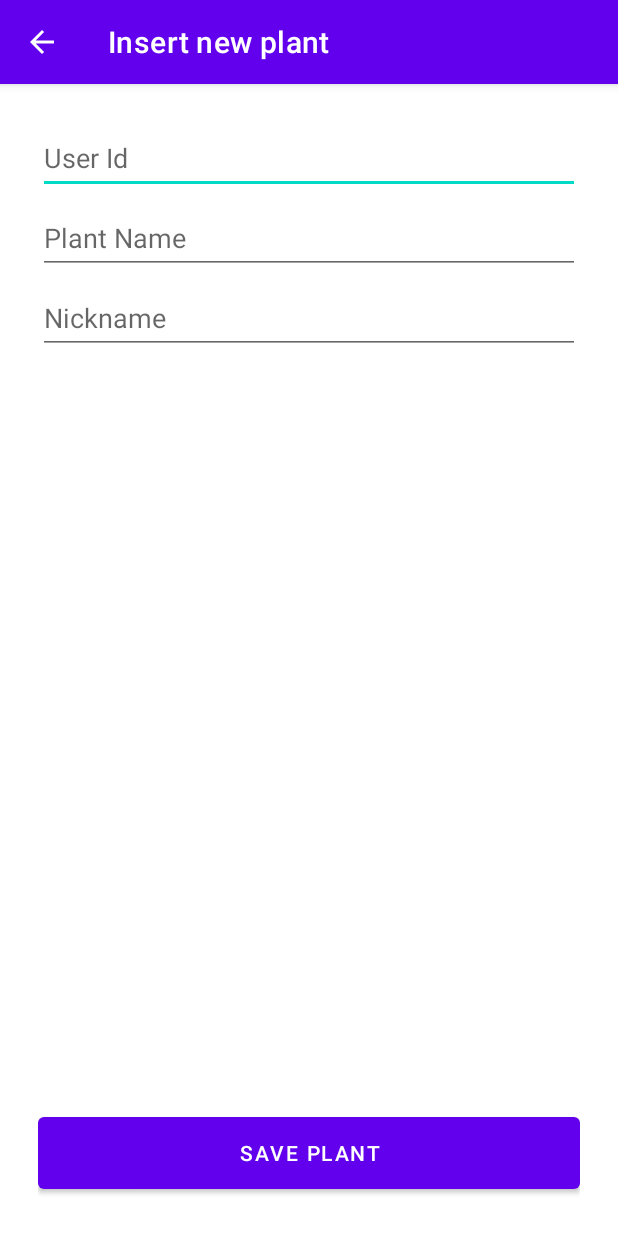
After one commit to idoFassberg/GreenGuardian, an Android app: the AddUserPlantForm screen opened directly, with no data from a screen before it, on a phone screen of 412 x 824 dp. The commit adds this screen. Shown: the top 1233 px of the screen. Run offline under Robolectric (Android 15) with nearby library versions, the phone set to English and light mode, and no system bars.

Commit message:
Init User plant screen
Change in retrofit->RetrofitService to your ip address

```diff
--- /dev/null
+++ b/clientApp/app/src/main/java/com/mta/clientapplication/AddUserPlantForm.java
@@ -0,0 +1,64 @@
+package com.mta.clientapplication;
+
+import androidx.appcompat.app.AppCompatActivity;
+
+import android.os.Bundle;
+import android.widget.Toast;
+
+import com.google.android.material.button.MaterialButton;
+import com.google.android.material.textfield.TextInputEditText;
+import com.mta.clientapplication.model.UserPlant;
+import com.mta.clientapplication.retrofit.RetrofitService;
+import com.mta.clientapplication.retrofit.UserPlantApi;
+
+import java.util.logging.Level;
+import java.util.logging.Logger;
+
+import retrofit2.Call;
+import retrofit2.Callback;
+import retrofit2.Response;
+
+public class AddUserPlantForm extends AppCompatActivity {
+
+    @Override
+    protected void onCreate(Bundle savedInstanceState) {
+        super.onCreate(savedInstanceState);
+        setContentView(R.layout.form_add_user_plant);
+        initializeComponents();
+    }
+
+    private void initializeComponents(){
+        TextInputEditText inputEditUserId = findViewById(R.id.form_textFieldUserId);
+        TextInputEditText inputEditPlantName = findViewById(R.id.form_textFieldPlantName);
+        TextInputEditText inputEditNickName = findViewById(R.id.form_textFieldNickName);
+        MaterialButton buttonSaveUserPlant = findViewById(R.id.form_buttonSaveUserPlant);
+
+        RetrofitService retrofitService = new RetrofitService();
+        UserPlantApi userPlantApi = retrofitService.getRetrofit().create(UserPlantApi.class);
+
+        buttonSaveUserPlant.setOnClickListener(view -> {
+            String userId = String.valueOf(inputEditUserId.getText());
+            String plantName = String.valueOf(inputEditPlantName.getText());
+            String nickName = String.valueOf(inputEditNickName.getText());
+
+            UserPlant userPlant = new UserPlant();
+            userPlant.setUserId(Integer.parseInt(userId)); //check for errors
+            userPlant.setPlantName(plantName);
+            userPlant.setNickName(nickName);
+
+            userPlantApi.saveUserPlant(userPlant)
+                    .enqueue(new Callback<UserPlant>() {
+                        @Override
+                        public void onResponse(Call<UserPlant> call, Response<UserPlant> response) {
+                            Toast.makeText(AddUserPlantForm.this, "Save successful", Toast.LENGTH_SHORT).show();
+                        }
+
+                        @Override
+                        public void onFailure(Call<UserPlant> call, Throwable t) {
+                            Toast.makeText(AddUserPlantForm.this, "Save failed!!!", Toast.LENGTH_SHORT).show();
+                            Logger.getLogger(AddUserPlantForm.class.getName()).log(Level.SEVERE, "Error while saving user plant", t);
+                        }
+                    });
+        });
+    }
+}
--- /dev/null
+++ b/clientApp/app/src/main/java/com/mta/clientapplication/retrofit/RetrofitService.java
@@ -0,0 +1,25 @@
+package com.mta.clientapplication.retrofit;
+
+import com.google.gson.Gson;
+
+import retrofit2.Retrofit;
+import retrofit2.converter.gson.GsonConverterFactory;
+
+public class RetrofitService {
+    private Retrofit retrofit;
+
+    public RetrofitService() {
+        initializeRetrofit();
+    }
+
+    private void initializeRetrofit() {
+        retrofit = new Retrofit.Builder()
+                .baseUrl("http://192.168.68.120:8080")
+                .addConverterFactory(GsonConverterFactory.create(new Gson()))
+                .build();
+    }
+
+    public Retrofit getRetrofit(){
+        return retrofit;
+    }
+}
--- /dev/null
+++ b/clientApp/app/src/main/java/com/mta/clientapplication/retrofit/UserPlantApi.java
@@ -0,0 +1,16 @@
+package com.mta.clientapplication.retrofit;
+import com.mta.clientapplication.model.UserPlant;
+import java.util.List;
+import retrofit2.Call;
+import retrofit2.http.Body;
+import retrofit2.http.GET;
+import retrofit2.http.POST;
+
+public interface UserPlantApi {
+
+    @GET("/user-plant/get-all")
+    Call<List<UserPlant>> getAllUserPlants();
+
+    @POST("/user-plant/save")
+    Call<UserPlant> saveUserPlant(@Body UserPlant userPlant);
+}
--- /dev/null
+++ b/clientApp/app/src/main/res/layout/form_add_user_plant.xml
@@ -0,0 +1,48 @@
+<?xml version="1.0" encoding="utf-8"?>
+<RelativeLayout xmlns:android="http://schemas.android.com/apk/res/android"
+    xmlns:app="http://schemas.android.com/apk/res-auto"
+    xmlns:tools="http://schemas.android.com/tools"
+    android:layout_width="match_parent"
+    android:layout_height="match_parent"
+    android:padding="25dp"
+    tools:context=".AddUserPlantForm">
+
+    <LinearLayout
+        android:layout_width="match_parent"
+        android:layout_height="wrap_content"
+        android:orientation="vertical">
+
+        <com.google.android.material.textfield.TextInputEditText
+            android:id="@+id/form_textFieldUserId"
+            android:layout_width="match_parent"
+            android:layout_height="wrap_content"
+            android:layout_marginBottom="5dp"
+            android:hint="@string/form_userId"
+            android:minHeight="48dp" />
+
+        <com.google.android.material.textfield.TextInputEditText
+            android:id="@+id/form_textFieldPlantName"
+            android:layout_width="match_parent"
+            android:layout_height="wrap_content"
+            android:layout_marginBottom="5dp"
+            android:hint="@string/form_plantName"
+            android:minHeight="48dp" />
+
+        <com.google.android.material.textfield.TextInputEditText
+            android:id="@+id/form_textFieldNickName"
+            android:layout_width="match_parent"
+            android:layout_height="wrap_content"
+            android:layout_marginBottom="5dp"
+            android:hint="@string/form_nickName"
+            android:minHeight="48dp" />
+    </LinearLayout>
+
+    <com.google.android.material.button.MaterialButton
+        android:id="@+id/form_buttonSaveUserPlant"
+        android:text="@string/button_saveUserPlant"
+        android:layout_alignParentBottom="true"
+        android:minHeight="60dp"
+        android:layout_width="match_parent"
+        android:layout_height="wrap_content"/>
+
+</RelativeLayout>
--- a/clientApp/app/src/main/res/values/strings.xml
+++ b/clientApp/app/src/main/res/values/strings.xml
@@ -1,3 +1,16 @@
 <resources>
     <string name="app_name">Client Application</string>
+    <string name="form_userId">User Id</string>
+    <string name="form_plantName">Plant Name</string>
+    <string name="form_nickName">Nickname</string>
+    <string name="button_saveUserPlant">SAVE PLANT</string>
+    <string name="title_activity_add_user_plant_form">AddUserPlantForm</string>
+    <!-- Strings used for fragments for navigation -->
+    <string name="first_fragment_label">First Fragment</string>
+    <string name="second_fragment_label">Second Fragment</string>
+    <string name="next">Next</string>
+    <string name="previous">Previous</string>
+
+    <string name="hello_first_fragment">Hello first fragment</string>
+    <string name="hello_second_fragment">Hello second fragment. Arg: %1$s</string>
 </resources>
```
Also changed, not shown: clientApp/app/build.gradle (+15 -5 lines), clientApp/app/src/main/AndroidManifest.xml (+12 -2 lines), clientApp/app/src/main/java/com/mta/clientapplication/UserPlantListActivity.java (added, +65 -0 lines), clientApp/app/src/main/java/com/mta/clientapplication/adapter/UserPlantAdapter.java (added, +41 -0 lines), clientApp/app/src/main/java/com/mta/clientapplication/adapter/UserPlantHolder.java (added, +20 -0 lines), clientApp/app/src/main/java/com/mta/clientapplication/model/UserPlant.java (added, +88 -0 lines), clientApp/app/src/main/res/layout/activity_user_plant_list.xml (added, +24 -0 lines), clientApp/app/src/main/res/layout/list_userplant_item.xml (added, +47 -0 lines).
